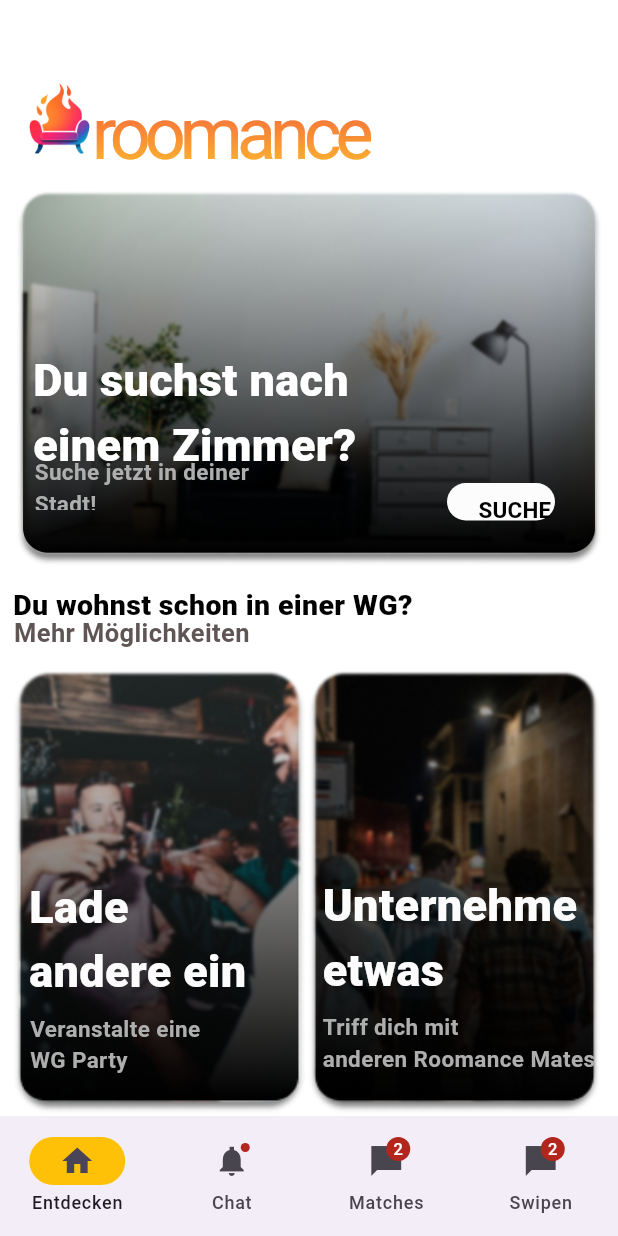
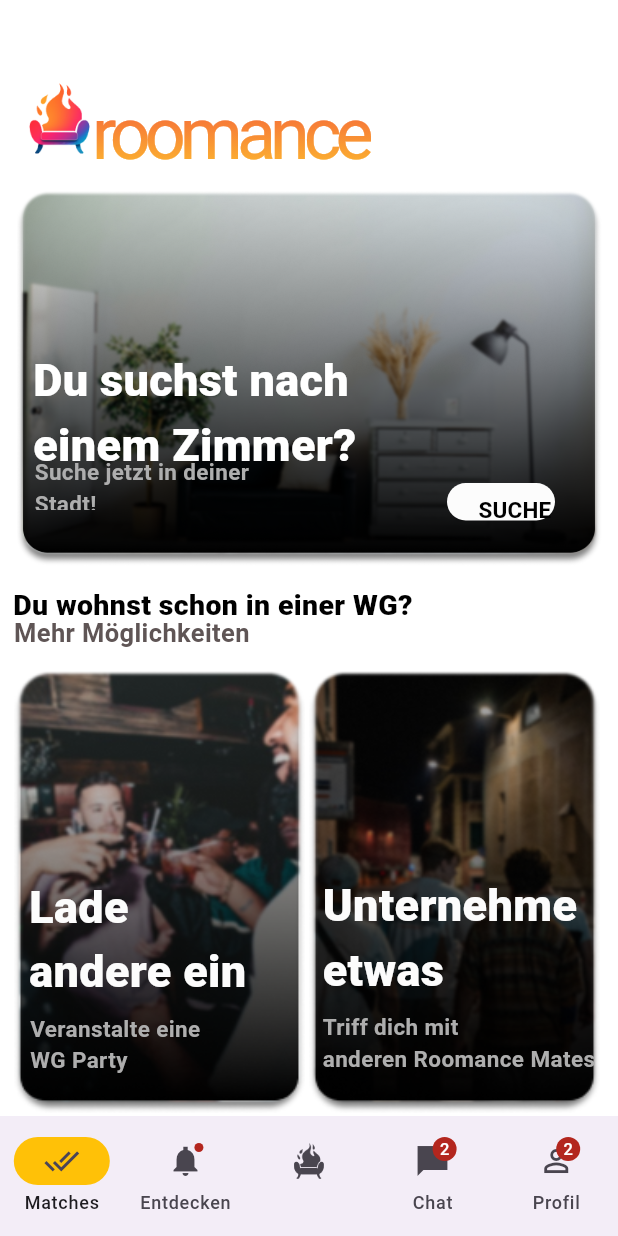
Before and after one commit to KonstSchob/roomance, a Flutter app: the BottomNavBar screen opened directly, on a phone screen of 412 x 824 dp. Run offline on Flutter 3.47's test engine with Material 3 defaults, Android fonts, the phone set to English and light mode, and no system bars; missing offline and left inert: gradient_icon; Roboto replaces fonts that are missing (Gudea, Mulish).

Commit message:
Icons update

```diff
--- a/lib/import.dart
+++ b/lib/import.dart
@@ -6,3 +6,5 @@
 export 'firstscreen.dart';
 export 'Seiten/swipen/swipen.dart';
 export 'Seiten/swipen/draggable_card';
+export 'package:gradient_icon/gradient_icon.dart';
+export 'package:flutter/material.dart';
--- a/lib/navigation.dart
+++ b/lib/navigation.dart
@@ -1,11 +1,9 @@
-import 'package:flutter/material.dart';
 import 'package:roomance/import.dart';
 
 // --- Neuer Code, um Navigation der Hauptseiten zu handeln ---
 
 class BottomNavBar extends StatefulWidget {
   const BottomNavBar({super.key});
-
 
   @override
   State<BottomNavBar> createState() => _BottomNavBarState();
@@ -16,7 +14,7 @@
 
   @override
   Widget build(BuildContext context) {
-   return Scaffold(
+    return Scaffold(
       bottomNavigationBar: NavigationBar(
         onDestinationSelected: (int index) {
           setState(() {
@@ -25,29 +23,47 @@
         },
         indicatorColor: Colors.amber,
         selectedIndex: currentPageIndex,
-        destinations: const <Widget>[ //TODO Label und Icons für Seiten richtig machen
+        destinations: const <Widget>[
+          //TODO Label und Icons für Seiten richtig machen
           NavigationDestination(
-            selectedIcon: Icon(Icons.home),
-            icon: Icon(Icons.home_outlined),
+            selectedIcon: Icon(
+              Icons.done_all,
+            ),
+            icon: GradientIcon(
+              icon: Icons.done_all,
+              gradient: LinearGradient(
+                colors: [Color(0xFFF24C3D), Color(0xFFFECB2D)],
+                begin: Alignment(0.00, -1.00), // Farbverlauf
+                end: Alignment(0, 1),
+              ),
+              size: 30,
+            ),
+            label: 'Matches',
+          ),
+          NavigationDestination(
+            icon: Badge(child: Icon(Icons.notifications_sharp)),
             label: 'Entdecken',
           ),
           NavigationDestination(
-            icon: Badge(child: Icon(Icons.notifications_sharp)),
+            icon: ImageIcon(
+              AssetImage("assets/logo1.png"),
+              size: 24,
+            ),
+            label: '',
+          ),
+          NavigationDestination(
+            icon: Badge(
+              label: Text('2'), // TODO Variable
+              child: Icon(Icons.messenger_sharp),
+            ),
             label: 'Chat',
           ),
           NavigationDestination(
             icon: Badge(
-              label: Text('2'),
-              child: Icon(Icons.messenger_sharp),
+              label: Text('2'), // TODO Variable
+              child: Icon(Icons.perm_identity),
             ),
-            label: 'Matches',
-          ),
-          NavigationDestination(
-            icon: Badge(
-              label: Text('2'),
-              child: Icon(Icons.messenger_sharp),
-            ),
-            label: 'Swipen',
+            label: 'Profil',
           ),
         ],
       ),
@@ -57,7 +73,6 @@
         const Chat(),
         const Matches(),
         const Swipen(),
-
       ][currentPageIndex],
     );
   }
--- a/pubspec.yaml
+++ b/pubspec.yaml
@@ -36,6 +36,7 @@
   # Use with the CupertinoIcons class for iOS style icons.
   cupertino_icons: ^1.0.2
   flutter_launcher_icons: ^0.13.1
+  gradient_icon: ^2.0.0
 
 dev_dependencies:
   flutter_test:
```
Also changed, not shown: lib/secondscreen.dart (+18 -11 lines), pubspec.lock.
